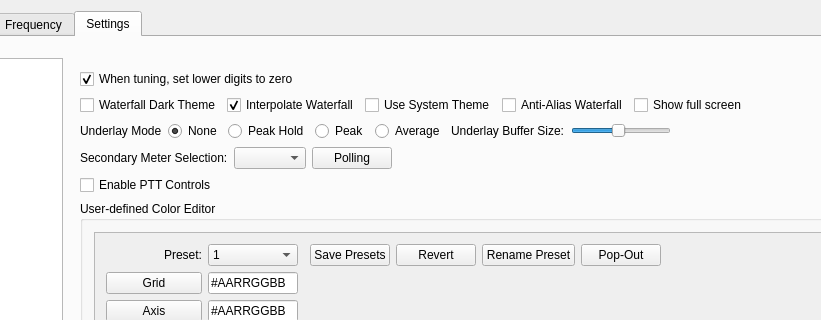
First picture: the form in wfmain.ui, repository adecarolis/wfweb, before the edit; both pictures show x 121 to 942 and y 0 to 320 of the 1032 by 569 pixel window.
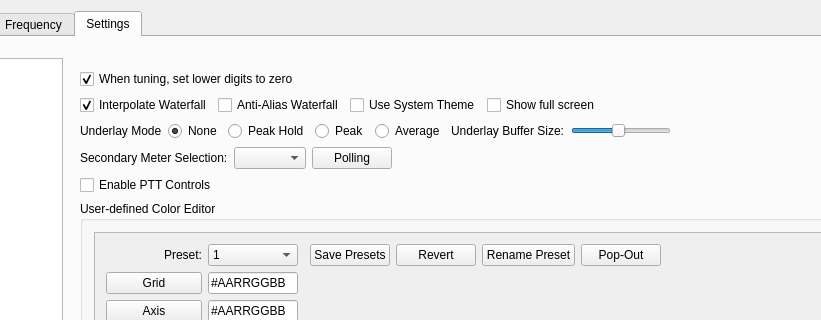
Second picture: the form after the edit. Custom widgets are drawn as their Qt base class.

Commit message: Added our "classic" color schemes back in. More tuning needed but a good start.

Patch:
```diff
--- a/wfmain.ui
+++ b/wfmain.ui
@@ -2847,13 +2847,6 @@
               </item>
               <item>
                <layout class="QHBoxLayout" name="horizontalLayout_22">
-                <item>
-                 <widget class="QCheckBox" name="useDarkThemeChk">
-                  <property name="text">
-                   <string>Waterfall Dark Theme</string>
-                  </property>
-                 </widget>
-                </item>
                 <item>
                  <widget class="QCheckBox" name="wfInterpolateChk">
                   <property name="text">
@@ -2864,13 +2857,6 @@
                   </property>
                  </widget>
                 </item>
-                <item>
-                 <widget class="QCheckBox" name="useSystemThemeChk">
-                  <property name="text">
-                   <string>Use System Theme</string>
-                  </property>
-                 </widget>
-                </item>
                 <item>
                  <widget class="QCheckBox" name="wfAntiAliasChk">
                   <property name="text">
@@ -2878,6 +2864,13 @@
                   </property>
                  </widget>
                 </item>
+                <item>
+                 <widget class="QCheckBox" name="useSystemThemeChk">
+                  <property name="text">
+                   <string>Use System Theme</string>
+                  </property>
+                 </widget>
+                </item>
                 <item>
                  <widget class="QCheckBox" name="fullScreenChk">
                   <property name="text">
```
The commit also changes 2 other files.
